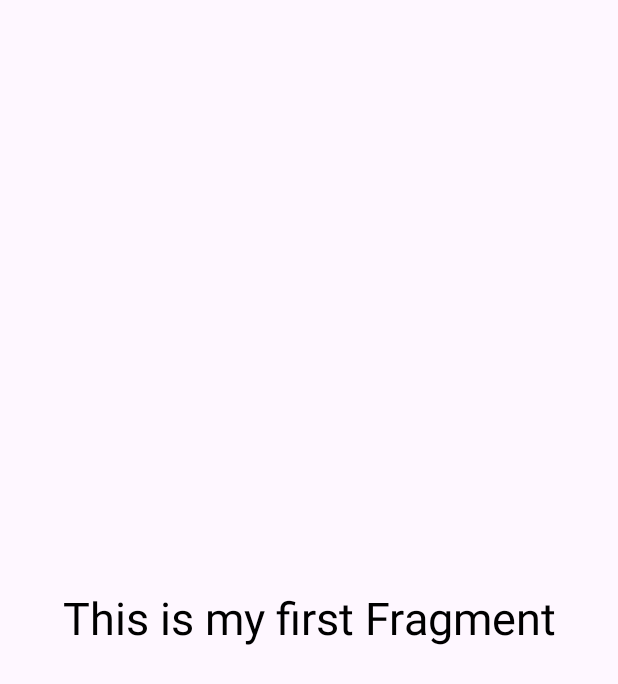
After one commit to vivekchaurasiya145/Learn-French, an Android app: the fragment HomeFragment shown on its own in the app's theme, on a phone screen of 412 x 824 dp. The commit adds this screen. Shown: the top 684 px of the screen. Run offline under Robolectric (Android 15) with nearby library versions, the phone set to English and light mode, and no system bars.

Commit message:
Fragment Added

```diff
--- /dev/null
+++ b/app/src/main/java/com/example/franchteacherapp/HomeFragment.kt
@@ -0,0 +1,19 @@
+package com.example.franchteacherapp
+
+import android.os.Bundle
+import androidx.fragment.app.Fragment
+import android.view.LayoutInflater
+import android.view.View
+import android.view.ViewGroup
+
+class HomeFragment : Fragment() {
+
+    override fun onCreateView(
+        inflater: LayoutInflater, container: ViewGroup?,
+        savedInstanceState: Bundle?
+    ): View? {
+        // Inflate the layout for this fragment
+        return inflater.inflate(R.layout.fragment_home, container, false)
+
+    }
+}
--- /dev/null
+++ b/app/src/main/res/layout/fragment_home.xml
@@ -0,0 +1,18 @@
+<?xml version="1.0" encoding="utf-8"?>
+<FrameLayout xmlns:android="http://schemas.android.com/apk/res/android"
+    xmlns:tools="http://schemas.android.com/tools"
+    android:layout_width="match_parent"
+    android:layout_height="match_parent"
+    tools:context=".HomeFragment">
+
+    <!-- TODO: Update blank fragment layout -->
+    <TextView
+        android:layout_width="match_parent"
+        android:layout_height="match_parent"
+        android:text="This is my first Fragment"
+        android:gravity="center"
+        android:textSize="30sp"
+        android:textColor="@color/black"
+        />
+
+</FrameLayout>
--- a/app/src/main/res/values/strings.xml
+++ b/app/src/main/res/values/strings.xml
@@ -1,3 +1,5 @@
 <resources>
     <string name="app_name">Franch Teacher App</string>
+    <!-- TODO: Remove or change this placeholder text -->
+    <string name="hello_blank_fragment">Hello blank fragment</string>
 </resources>
```
